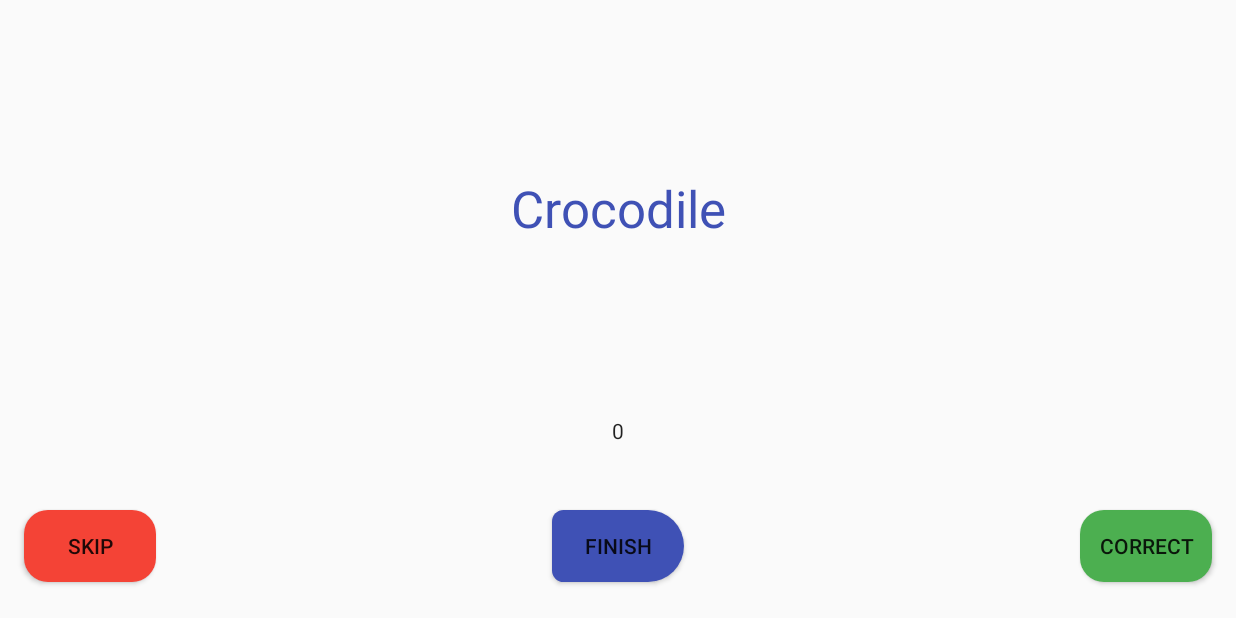
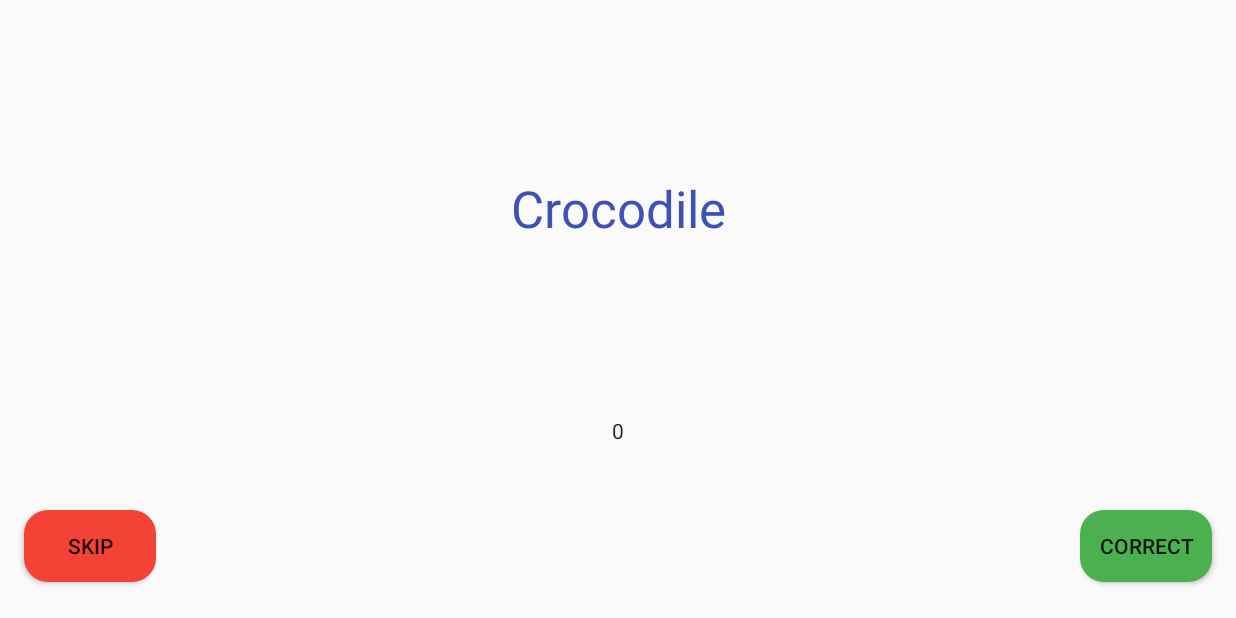
Before and after one commit to thomyfarhan/explainimal, an Android app: the GameFragment screen opened through its navigation route, on a phone screen of 824 x 412 dp (held sideways). Run offline under Robolectric (Android 15) with nearby library versions, the phone set to English and light mode, and no system bars; our stand-ins replace data binding.

Commit message:
[Fragment Game] Delete finish button

```diff
--- a/app/src/main/java/com/aesthomic/explainimal/game/GameFragment.kt
+++ b/app/src/main/java/com/aesthomic/explainimal/game/GameFragment.kt
@@ -31,7 +31,6 @@ class GameFragment : Fragment() {
 
         binding.btnGameCorrect.setOnClickListener { onCorrect() }
         binding.btnGameSkip.setOnClickListener { onSkip() }
-        binding.btnGameFinish.setOnClickListener { onFinish() }
 
         viewModel.score.observe(this, Observer { newScore ->
             binding.tvGameScore.text = newScore.toString()
--- a/app/src/main/res/layout/fragment_game.xml
+++ b/app/src/main/res/layout/fragment_game.xml
@@ -55,17 +55,6 @@
             app:layout_constraintGuide_end="16dp"/>
 
         <Button
-            android:id="@+id/btn_game_finish"
-            android:layout_width="wrap_content"
-            android:layout_height="wrap_content"
-            android:background="@drawable/button_main_bg"
-            app:layout_constraintStart_toEndOf="@+id/btn_game_skip"
-            app:layout_constraintEnd_toStartOf="@+id/btn_game_correct"
-            app:layout_constraintBottom_toBottomOf="parent"
-            app:layout_constraintTop_toBottomOf="@+id/guideline_game_margin_bottom"
-            android:text="Finish"/>
-
-        <Button
             android:id="@+id/btn_game_skip"
             android:layout_width="wrap_content"
             android:layout_height="wrap_content"
```
